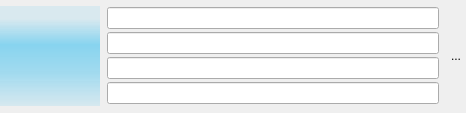
Before: the Qt Designer form track.ui in keshavbhatt/olivia, drawn with Qt 5.
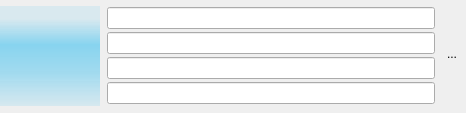
After: the same form once the commit is applied. Icons and pictures are not drawn.

Commit message: adjust track ui

```diff
--- a/track.ui
+++ b/track.ui
@@ -61,7 +61,7 @@
        <number>0</number>
       </property>
       <property name="rightMargin">
-       <number>0</number>
+       <number>4</number>
       </property>
       <property name="bottomMargin">
        <number>0</number>
@@ -205,7 +205,7 @@
           <item>
            <layout class="QHBoxLayout" name="horizontalLayout_3">
             <property name="topMargin">
-             <number>4</number>
+             <number>0</number>
             </property>
             <item>
              <widget class="QPushButton" name="option">
```
